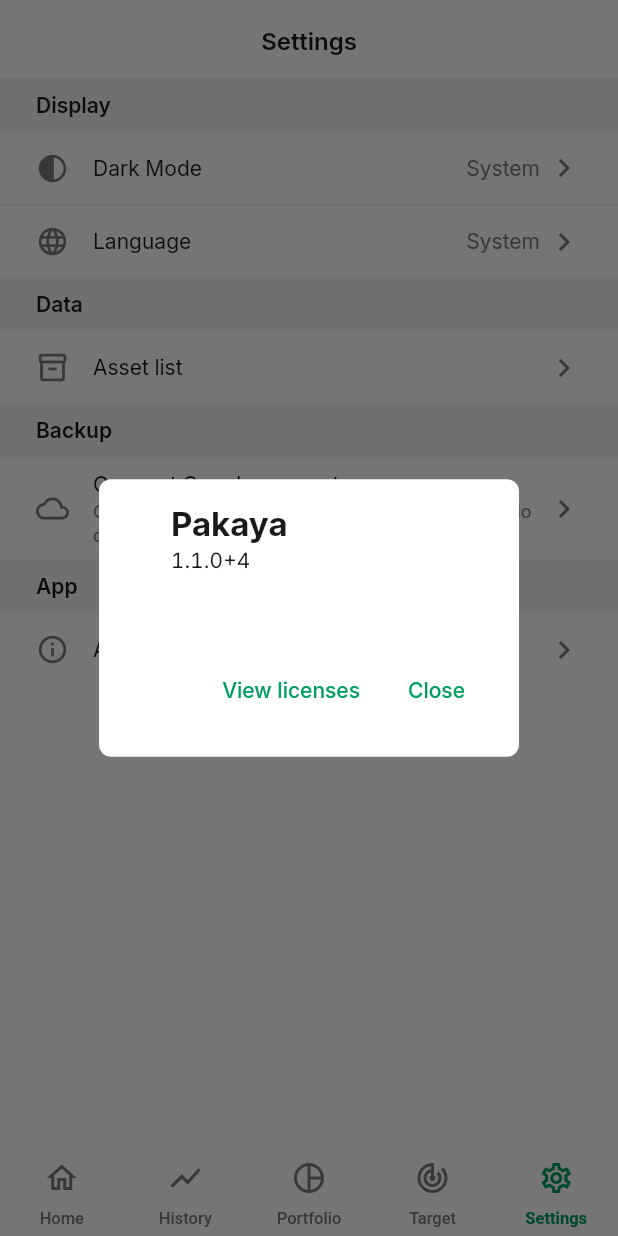
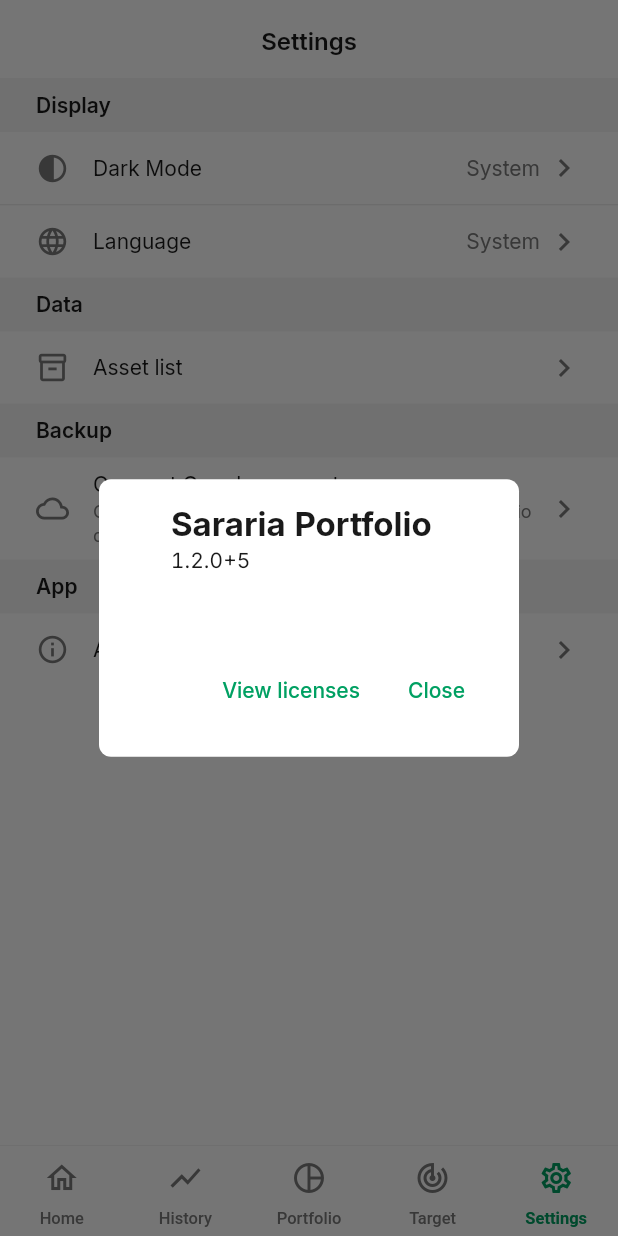
Before and after one commit to amaralfatah/flutter-wasilah-app, a Flutter app: the SettingsPage screen opened by its route, after a tap on "About app", on a phone screen of 412 x 824 dp. Run offline on Flutter 3.47's test engine with Material 3 defaults, Android fonts, the phone set to English and light mode, and no system bars; our stand-ins replace drift, flutter_riverpod, flutter_svg, freezed_annotation, go_router, google_sign_in and 1 more; missing offline and left inert: googleapis, sqlite3; accounts and stored records are empty; statements that could not run were skipped.

Commit message:
feat(brand): ganti nama jadi Sararia Portfolio, ikon baru, versi 1.2.0+5
Nama yang terlihat pengguna (launcher, iOS, judul, AppBar, Tentang
aplikasi, web) jadi "Sararia Portfolio". Ikon launcher dan splash
diturunkan dari ikon baru di hub next-sararia: pie alokasi putih dengan
irisan hijau #00AB6B di atas tinta #1d1d1f.

Co-Authored-By: Claude Opus 5.5 <noreply@anthropic.com>

```diff
--- a/lib/app.dart
+++ b/lib/app.dart
@@ -58,7 +58,7 @@ class _AppState extends ConsumerState<App> with WidgetsBindingObserver {
     final locale = ref.watch(localeProvider);
 
     return MaterialApp.router(
-      title: 'Pakaya',
+      title: 'Sararia Portfolio',
       debugShowCheckedModeBanner: false,
       theme: AppTheme.light(),
       darkTheme: AppTheme.dark(),
--- a/lib/features/portfolio/presentation/pages/dashboard_page.dart
+++ b/lib/features/portfolio/presentation/pages/dashboard_page.dart
@@ -25,7 +25,7 @@ class DashboardPage extends ConsumerWidget {
     final l10n = context.l10n;
 
     return Scaffold(
-      appBar: AppBar(title: const Text('Pakaya')),
+      appBar: AppBar(title: const Text('Sararia Portfolio')),
       body: AsyncValueView(
         value: summaryValue,
         onRetry: () => ref.invalidate(portfolioSummaryProvider),
--- a/lib/features/settings/presentation/pages/settings_page.dart
+++ b/lib/features/settings/presentation/pages/settings_page.dart
@@ -16,7 +16,7 @@ class SettingsPage extends ConsumerWidget {
   const SettingsPage({super.key});
 
   // Samakan dengan `version` di pubspec.yaml setiap rilis.
-  static const _appVersion = '1.1.0+4';
+  static const _appVersion = '1.2.0+5';
 
   @override
   Widget build(BuildContext context, WidgetRef ref) {
@@ -59,7 +59,7 @@ class SettingsPage extends ConsumerWidget {
             title: l10n.settingsAboutApp,
             onTap: () => showAboutDialog(
               context: context,
-              applicationName: 'Pakaya',
+              applicationName: 'Sararia Portfolio',
               applicationVersion: _appVersion,
             ),
           ),
--- a/pubspec.yaml
+++ b/pubspec.yaml
@@ -1,5 +1,5 @@
 name: flutter_wasilah_app
-description: "Pakaya — personal investment portfolio tracker."
+description: "Sararia Portfolio — personal investment portfolio tracker."
 # The following line prevents the package from being accidentally published to
 # pub.dev using `flutter pub publish`. This is preferred for private packages.
 publish_to: 'none' # Remove this line if you wish to publish to pub.dev
@@ -16,7 +16,7 @@ publish_to: 'none' # Remove this line if you wish to publish to pub.dev
 # https://developer.apple.com/library/archive/documentation/General/Reference/InfoPlistKeyReference/Articles/CoreFoundationKeys.html
 # In Windows, build-name is used as the major, minor, and patch parts
 # of the product and file versions while build-number is used as the build suffix.
-version: 1.1.0+4
+version: 1.2.0+5
 
 environment:
   sdk: ^3.10.3
```
Also changed, not shown: tool/prepare_icons.dart (+4 -4 lines), assets/icon/icon.png, assets/icon/icon_background.png, assets/icon/icon_foreground.png, assets/icon/logo-pakaya-dark.png, assets/icon/logo-pakaya-light.png, assets/icon/logo-pakaya.svg, assets/icon/splash_dark.png, assets/icon/splash_light.png, 74 other files.
